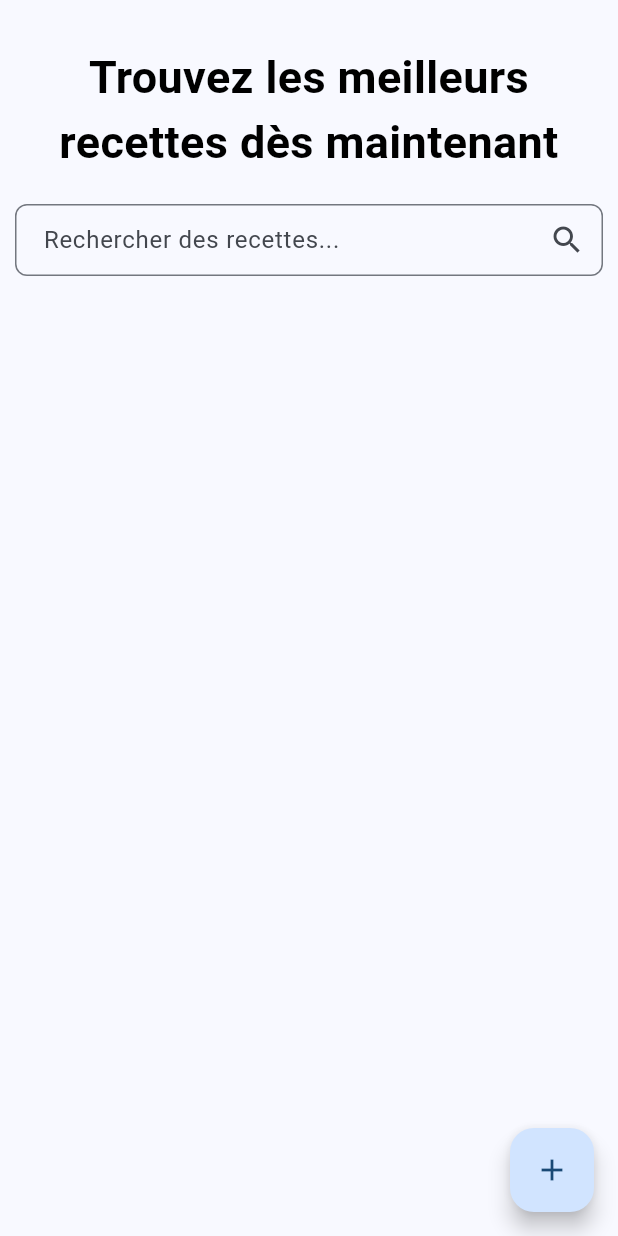
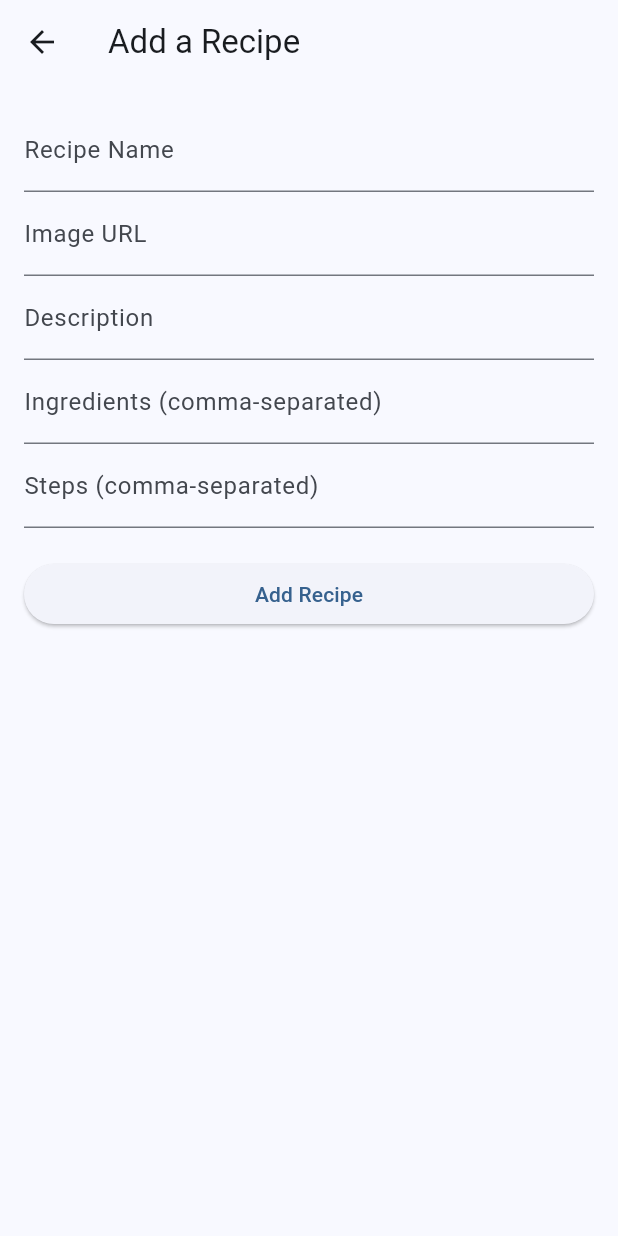
Before and after one commit to leon-morival/cooking_app, a Flutter app: the RecipesPage screen opened directly, after a tap on the "add" icon, on a phone screen of 412 x 824 dp. Run offline on Flutter 3.47's test engine with Material 3 defaults, Android fonts, the phone set to English and light mode, and no system bars; our stand-ins replace cloud_firestore, firebase_auth, firebase_core, google_fonts, hive, hive_flutter; accounts and stored records are empty; Roboto replaces fonts that are missing (Alice).

Commit message:
add recipes successful

```diff
--- a/lib/models/recipe_model.dart
+++ b/lib/models/recipe_model.dart
@@ -4,7 +4,6 @@ class Recipe {
   final String id;
   final String name;
   final String imageURL;
-  final double rating;
   final String description;
   final List<String> ingredients;
   final List<String> steps;
@@ -16,7 +15,6 @@ class Recipe {
     required this.id,
     required this.name,
     required this.imageURL,
-    required this.rating,
     required this.description,
     required this.ingredients,
     required this.steps,
@@ -30,7 +28,6 @@ class Recipe {
       id: documentId,
       name: data['name'],
       imageURL: data['imageURL'],
-      rating: data['rating'],
       description: data['description'],
       ingredients: List<String>.from(data['ingredients']),
       steps: List<String>.from(data['steps']),
@@ -44,7 +41,6 @@ class Recipe {
     return {
       'name': name,
       'imageURL': imageURL,
-      'rating': rating,
       'description': description,
       'ingredients': ingredients,
       'steps': steps,
--- /dev/null
+++ b/lib/views/add_recipe.dart
@@ -0,0 +1,133 @@
+import 'package:cloud_firestore/cloud_firestore.dart';
+import 'package:cooking_app/models/recipe_model.dart';
+import 'package:flutter/material.dart';
+
+class AddRecipePage extends StatefulWidget {
+  const AddRecipePage({super.key});
+
+  @override
+  State<AddRecipePage> createState() => _AddRecipePageState();
+}
+
+class _AddRecipePageState extends State<AddRecipePage> {
+  final _formKey = GlobalKey<FormState>();
+
+  final TextEditingController _nameController = TextEditingController();
+  final TextEditingController _imageURLController = TextEditingController();
+  final TextEditingController _descriptionController = TextEditingController();
+  final TextEditingController _ingredientsController = TextEditingController();
+  final TextEditingController _stepsController = TextEditingController();
+
+  @override
+  Widget build(BuildContext context) {
+    return Scaffold(
+      appBar: AppBar(
+        title: const Text('Add a Recipe'),
+      ),
+      body: Padding(
+        padding: const EdgeInsets.all(16.0),
+        child: Form(
+          key: _formKey,
+          child: ListView(
+            children: [
+              TextFormField(
+                controller: _nameController,
+                decoration: const InputDecoration(labelText: 'Recipe Name'),
+                validator: (value) {
+                  if (value == null || value.isEmpty) {
+                    return 'Please enter the recipe name';
+                  }
+                  return null;
+                },
+              ),
+              TextFormField(
+                controller: _imageURLController,
+                decoration: const InputDecoration(labelText: 'Image URL'),
+                validator: (value) {
+                  if (value == null || value.isEmpty) {
+                    return 'Please enter the image URL';
+                  }
+                  return null;
+                },
+              ),
+              TextFormField(
+                controller: _descriptionController,
+                decoration: const InputDecoration(labelText: 'Description'),
+                validator: (value) {
+                  if (value == null || value.isEmpty) {
+                    return 'Please enter a description';
+                  }
+                  return null;
+                },
+              ),
+              TextFormField(
+                controller: _ingredientsController,
+                decoration: const InputDecoration(
+                    labelText: 'Ingredients (comma-separated)'),
+                validator: (value) {
+                  if (value == null || value.isEmpty) {
+                    return 'Please enter ingredients';
+                  }
+                  return null;
+                },
+              ),
+              TextFormField(
+                controller: _stepsController,
+                decoration:
+                    const InputDecoration(labelText: 'Steps (comma-separated)'),
+                validator: (value) {
+                  if (value == null || value.isEmpty) {
+                    return 'Please enter steps';
+                  }
+                  return null;
+                },
+              ),
+              const SizedBox(height: 20),
+              ElevatedButton(
+                onPressed: () {
+                  if (_formKey.currentState!.validate()) {
+                    _addRecipe();
+                  }
+                },
+                child: const Text('Add Recipe'),
+              ),
+            ],
+          ),
+        ),
+      ),
+    );
+  }
+
+  void _addRecipe() async {
+    final newRecipe = Recipe(
+      id: '',
+      name: _nameController.text,
+      imageURL: _imageURLController.text,
+      description: _descriptionController.text,
+      ingredients: _ingredientsController.text.split(','),
+      steps: _stepsController.text.split(','),
+      createdAt: DateTime.now(),
+      updatedAt: DateTime.now(),
+      authorId: 'exampleAuthorId', // Replace with actual author ID
+    );
+
+    final docRef = await FirebaseFirestore.instance
+        .collection('recipes')
+        .add(newRecipe.toMap());
+
+    // Optionally update the recipe with the generated ID
+    await FirebaseFirestore.instance
+        .collection('recipes')
+        .doc(docRef.id)
+        .update({'id': docRef.id});
+
+    ScaffoldMessenger.of(context).showSnackBar(
+      const SnackBar(
+        content: Text("La recette à bien été ajoutée!"),
+        duration: Duration(seconds: 2),
+      ),
+    );
+
+    Navigator.pop(context);
+  }
+}
--- a/lib/views/recipes_page.dart
+++ b/lib/views/recipes_page.dart
@@ -1,3 +1,4 @@
+import 'package:cooking_app/views/add_recipe.dart';
 import 'package:flutter/material.dart';
 
 class RecipesPage extends StatefulWidget {
@@ -24,14 +25,13 @@ class _RecipesPageState extends State<RecipesPage> {
               ),
               textAlign: TextAlign.center,
             ),
-            const SizedBox(height: 20), // Add space between text and search bar
+            const SizedBox(height: 20),
             TextField(
               decoration: InputDecoration(
                 hintText: "Rechercher des recettes...",
-                suffixIcon:
-                    const Icon(Icons.search), // Search icon on the right
+                suffixIcon: const Icon(Icons.search),
                 border: OutlineInputBorder(
-                  borderRadius: BorderRadius.circular(8.0), // Rounded corners
+                  borderRadius: BorderRadius.circular(8.0),
                 ),
                 contentPadding: const EdgeInsets.symmetric(
                     horizontal: 15.0, vertical: 10.0),
@@ -41,7 +41,12 @@ class _RecipesPageState extends State<RecipesPage> {
         ),
       ),
       floatingActionButton: FloatingActionButton(
-        onPressed: () {},
+        onPressed: () {
+          Navigator.push(
+            context,
+            MaterialPageRoute(builder: (context) => const AddRecipePage()),
+          );
+        },
         child: const Icon(Icons.add),
       ),
     );
```
